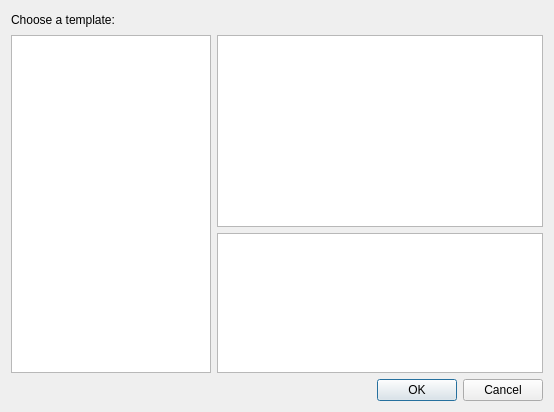
This is src/plugins/coreplugin/dialogs/newdialog.ui in qt-creator/qt-creator as Qt 5 draws it before an edit. The edited form follows.
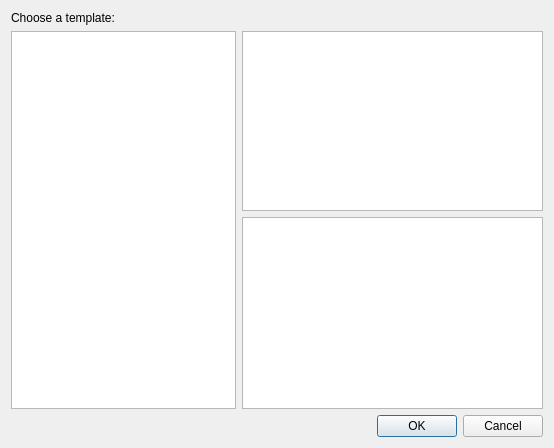
This is the edited form.

Commit message: Fix new dialog resizing (applicable to Linux only).

The edit to the form file:
```diff
--- a/src/plugins/coreplugin/dialogs/newdialog.ui
+++ b/src/plugins/coreplugin/dialogs/newdialog.ui
@@ -38,9 +38,15 @@
    </item>
    <item row="1" column="0" rowspan="3">
     <widget class="QTreeView" name="templateCategoryView">
+     <property name="sizePolicy">
+      <sizepolicy hsizetype="Expanding" vsizetype="MinimumExpanding">
+       <horstretch>0</horstretch>
+       <verstretch>0</verstretch>
+      </sizepolicy>
+     </property>
      <property name="maximumSize">
       <size>
-       <width>200</width>
+       <width>225</width>
        <height>16777215</height>
       </size>
      </property>
@@ -77,6 +83,12 @@
        <verstretch>0</verstretch>
       </sizepolicy>
      </property>
+     <property name="minimumSize">
+      <size>
+       <width>0</width>
+       <height>180</height>
+      </size>
+     </property>
      <property name="focusPolicy">
       <enum>Qt::StrongFocus</enum>
      </property>
@@ -91,17 +103,11 @@
    <item row="3" column="1">
     <widget class="QTextBrowser" name="templateDescription">
      <property name="sizePolicy">
-      <sizepolicy hsizetype="MinimumExpanding" vsizetype="Expanding">
+      <sizepolicy hsizetype="MinimumExpanding" vsizetype="MinimumExpanding">
        <horstretch>0</horstretch>
        <verstretch>0</verstretch>
       </sizepolicy>
      </property>
-     <property name="maximumSize">
-      <size>
-       <width>16777215</width>
-       <height>140</height>
-      </size>
-     </property>
      <property name="focusPolicy">
       <enum>Qt::NoFocus</enum>
      </property>
```
